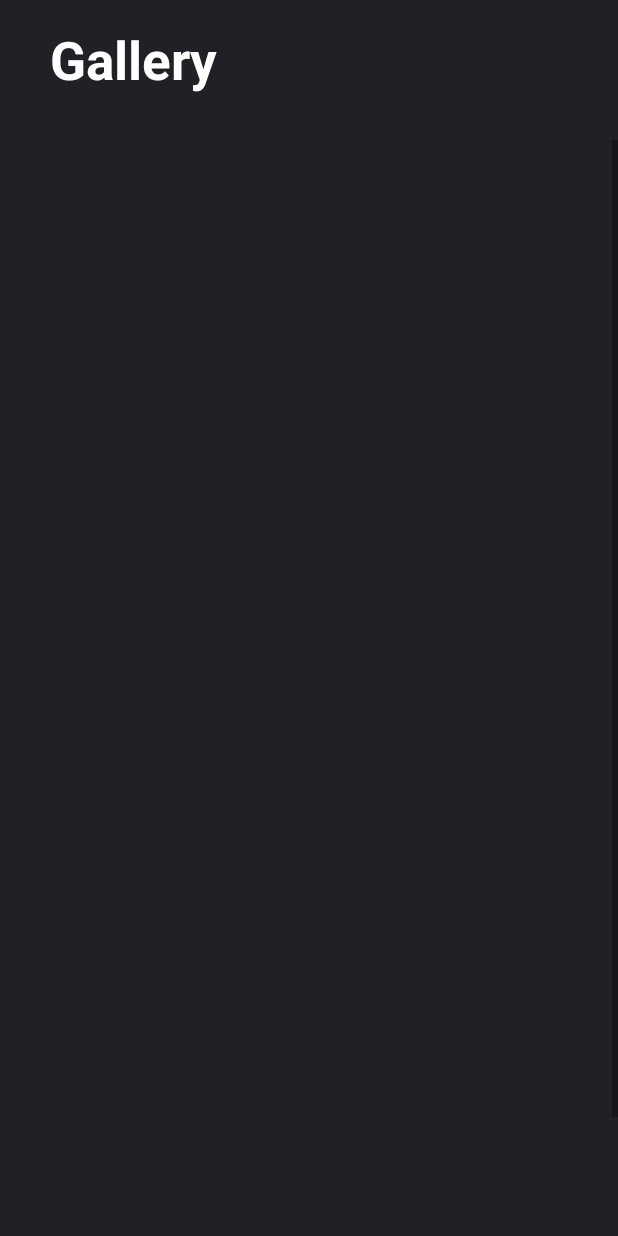
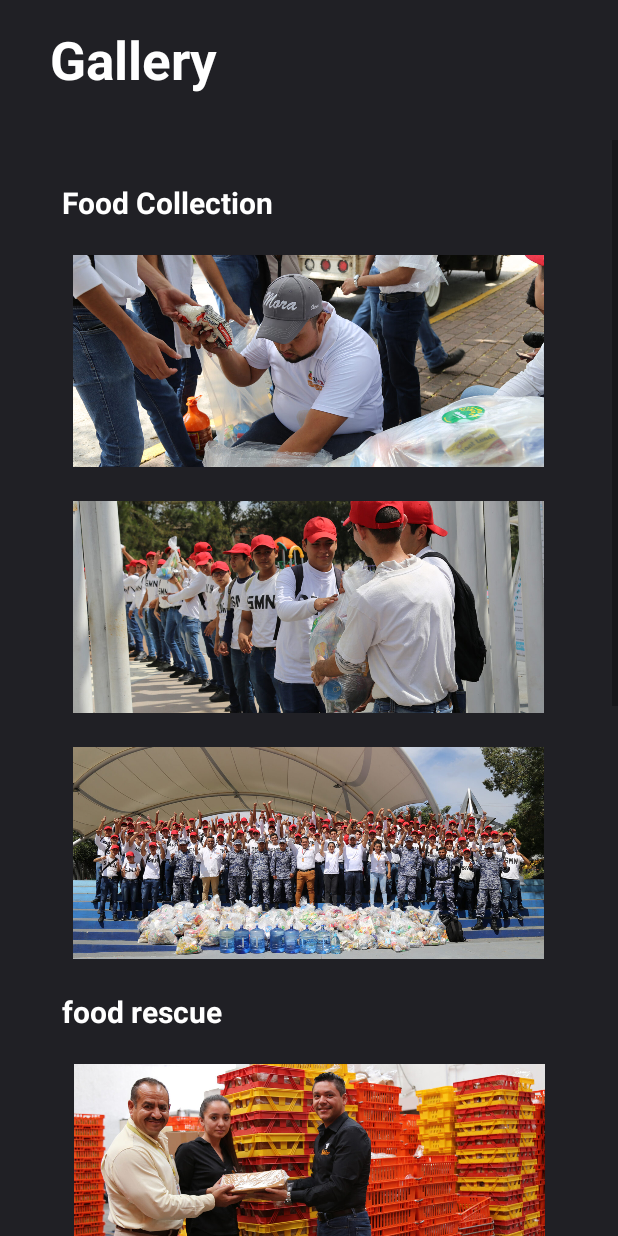
Before and after one commit to JoseTobon/BAMX, an Android app: the layout fragment_gallery.xml on its own in the app's theme, with its tools: preview values and no code run, on a phone screen of 412 x 824 dp. Run offline under Robolectric (Android 15) with nearby library versions, the phone set to English and light mode, and no system bars.

Commit message:
Fragment Galería acabado.

```diff
--- a/app/src/main/AndroidManifest.xml
+++ b/app/src/main/AndroidManifest.xml
@@ -2,6 +2,7 @@
 <manifest xmlns:android="http://schemas.android.com/apk/res/android"
     xmlns:tools="http://schemas.android.com/tools"
     package="mx.itesm.bamx">
+
 
     <application
         android:allowBackup="true"
@@ -13,14 +14,7 @@
         android:supportsRtl="true"
         android:theme="@style/Theme.BAMX"
         tools:targetApi="31">
-        <activity
-            android:theme="@style/Theme.AppCompat.NoActionBar"
-            android:name=".donacionesEspecie"
-            android:exported="false" />
-        <activity
-            android:theme="@style/Theme.AppCompat.NoActionBar"
-            android:name=".donacionesMonetarias"
-            android:exported="false" />
+
         <activity
             android:theme="@style/Theme.AppCompat.NoActionBar"
             android:name=".MainActivity"
--- a/app/src/main/res/layout/fragment_gallery.xml
+++ b/app/src/main/res/layout/fragment_gallery.xml
@@ -35,14 +35,116 @@
             android:layout_height="match_parent">
 
             <TextView
-                android:id="@+id/textView30"
+                android:id="@+id/textView22"
                 android:layout_width="wrap_content"
                 android:layout_height="wrap_content"
-                android:layout_marginTop="800dp"
-                android:text="sexooo"
+                android:layout_marginTop="28dp"
+                android:text="@string/galeria_text2"
+                android:textColor="@color/white"
+                android:textSize="20sp"
+                android:textStyle="bold"
+                app:layout_constraintEnd_toEndOf="parent"
+                app:layout_constraintHorizontal_bias="0.152"
+                app:layout_constraintStart_toStartOf="parent"
+                app:layout_constraintTop_toTopOf="parent" />
+
+            <ImageView
+                android:id="@+id/imageView19"
+                android:layout_width="314dp"
+                android:layout_height="144dp"
+                android:layout_marginTop="20dp"
+                android:src="@drawable/alimentos11"
+                app:layout_constraintEnd_toEndOf="parent"
+                app:layout_constraintHorizontal_bias="0.494"
+                app:layout_constraintStart_toStartOf="parent"
+                app:layout_constraintTop_toBottomOf="@+id/textView22" />
+
+            <ImageView
+                android:id="@+id/imageView20"
+                android:layout_width="314dp"
+                android:layout_height="144dp"
+                android:layout_marginTop="20dp"
+                android:src="@drawable/alimentos12"
+                app:layout_constraintEnd_toEndOf="parent"
+                app:layout_constraintHorizontal_bias="0.494"
+                app:layout_constraintStart_toStartOf="parent"
+                app:layout_constraintTop_toBottomOf="@+id/imageView19" />
+
+            <ImageView
+                android:id="@+id/imageView21"
+                android:layout_width="314dp"
+                android:layout_height="144dp"
+                android:layout_marginTop="20dp"
+                android:src="@drawable/alimentos13"
+                app:layout_constraintEnd_toEndOf="parent"
+                app:layout_constraintHorizontal_bias="0.494"
+                app:layout_constraintStart_toStartOf="parent"
+                app:layout_constraintTop_toBottomOf="@+id/imageView20" />
+
+            <TextView
+                android:id="@+id/textView31"
+                android:layout_width="wrap_content"
+                android:layout_height="wrap_content"
+                android:layout_marginTop="20dp"
+                android:text="@string/galeria_text3"
+                android:textColor="@color/white"
+                android:textSize="20sp"
+                android:textStyle="bold"
+                app:layout_constraintEnd_toEndOf="parent"
+                app:layout_constraintHorizontal_bias="0.135"
+                app:layout_constraintStart_toStartOf="parent"
+                app:layout_constraintTop_toBottomOf="@+id/imageView21" />
+
+            <ImageView
+                android:id="@+id/imageView23"
+                android:layout_width="314dp"
+                android:layout_height="144dp"
+                android:layout_marginTop="20dp"
+                android:src="@drawable/rescate11"
                 app:layout_constraintEnd_toEndOf="parent"
                 app:layout_constraintStart_toStartOf="parent"
-                app:layout_constraintTop_toTopOf="parent" />
+                app:layout_constraintTop_toBottomOf="@+id/textView31" />
+
+            <ImageView
+                android:id="@+id/imageView25"
+                android:layout_width="314dp"
+                android:layout_height="144dp"
+                android:layout_marginTop="20dp"
+                android:src="@drawable/rescate12"
+                app:layout_constraintEnd_toEndOf="parent"
+                app:layout_constraintStart_toStartOf="parent"
+                app:layout_constraintTop_toBottomOf="@+id/imageView23" />
+
+            <ImageView
+                android:id="@+id/imageView26"
+                android:layout_width="314dp"
+                android:layout_height="144dp"
+                android:layout_marginTop="20dp"
+                android:src="@drawable/rescate13"
+                app:layout_constraintEnd_toEndOf="parent"
+                app:layout_constraintStart_toStartOf="parent"
+                app:layout_constraintTop_toBottomOf="@+id/imageView25" />
+
+            <ImageView
+                android:id="@+id/imageView28"
+                android:layout_width="314dp"
+                android:layout_height="144dp"
+                android:layout_marginTop="20dp"
+                android:src="@drawable/rescate14"
+                app:layout_constraintEnd_toEndOf="parent"
+                app:layout_constraintStart_toStartOf="parent"
+                app:layout_constraintTop_toBottomOf="@+id/imageView26" />
+
+            <ImageView
+                android:id="@+id/imageView29"
+                android:layout_width="314dp"
+                android:layout_height="144dp"
+                android:layout_marginTop="20dp"
+                android:src="@drawable/rescate16"
+                app:layout_constraintEnd_toEndOf="parent"
+                app:layout_constraintStart_toStartOf="parent"
+                app:layout_constraintTop_toBottomOf="@+id/imageView28" />
+
         </androidx.constraintlayout.widget.ConstraintLayout>
     </ScrollView>
 </androidx.constraintlayout.widget.ConstraintLayout>
```
Also changed, not shown: app/src/main/res/drawable/alimentos11.jpg (added), app/src/main/res/drawable/alimentos12.jpg (added), app/src/main/res/drawable/alimentos13.jpg (added), app/src/main/res/drawable/rescate11.jpg (added), app/src/main/res/drawable/rescate12.jpg (added), app/src/main/res/drawable/rescate13.jpg (added), app/src/main/res/drawable/rescate14.jpg (added), app/src/main/res/drawable/rescate15.jpg (added), app/src/main/res/drawable/rescate16.jpg (added).
